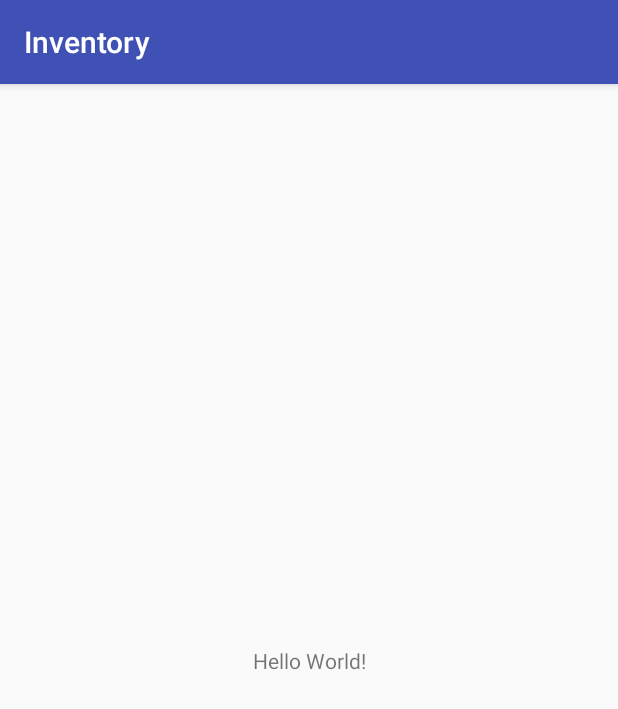
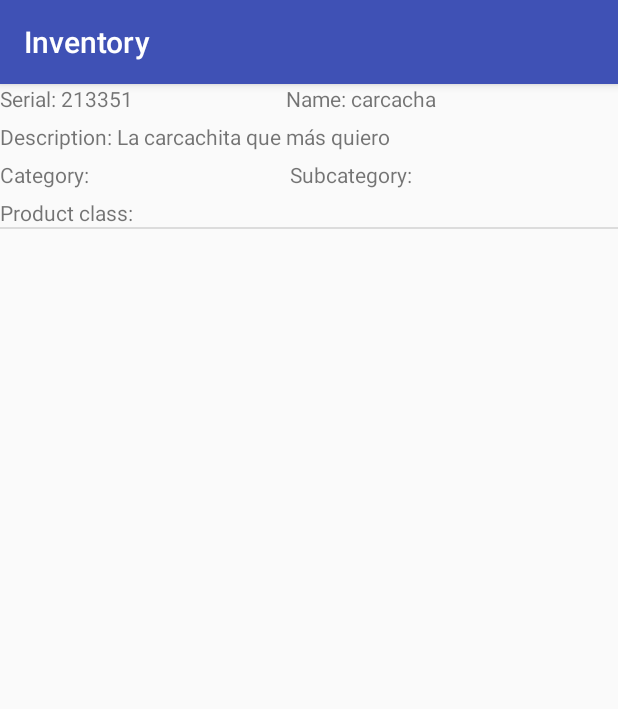
Before and after one commit to jaimejiag/InventoryProvider, an Android app: the screen it shows after launch (MainActivity), on a phone screen of 412 x 824 dp. Shown: the top 709 px of the screen. Run offline under Robolectric (Android 15) with nearby library versions, the phone set to English and light mode, and no system bars; 3 statements that could not run were skipped.

Commit message:
- Set ListView

```diff
--- /dev/null
+++ b/app/src/main/java/com/jaime/inventory/Loaders/LoaderManager.java
@@ -0,0 +1,24 @@
+package com.jaime.inventory.Loaders;
+
+import android.content.Context;
+import android.database.Cursor;
+import android.support.v4.content.CursorLoader;
+
+import com.jaime.inventory.database.DatabaseManager;
+
+/**
+ * Created by usuario on 24/04/17.
+ */
+
+public class LoaderManager extends CursorLoader {
+
+    public LoaderManager(Context context) {
+        super(context);
+    }
+
+
+    @Override
+    public Cursor loadInBackground() {
+        return DatabaseManager.getInstance().getAllProduct();
+    }
+}
--- a/app/src/main/java/com/jaime/inventory/MainActivity.java
+++ b/app/src/main/java/com/jaime/inventory/MainActivity.java
@@ -1,5 +1,6 @@
 package com.jaime.inventory;
 
+import android.support.v4.app.FragmentTransaction;
 import android.support.v7.app.AppCompatActivity;
 import android.os.Bundle;
 
@@ -11,6 +12,10 @@ public class MainActivity extends AppCompatActivity implements ListProductFragme
     protected void onCreate(Bundle savedInstanceState) {
         super.onCreate(savedInstanceState);
         setContentView(R.layout.activity_main);
+
+        FragmentTransaction transaction = getSupportFragmentManager().beginTransaction();
+        ListProductFragment fragment = new ListProductFragment();
+        transaction.replace(R.id.layout_main, fragment).commit();
     }
 
 
--- a/app/src/main/java/com/jaime/inventory/adapters/ProductAdapter.java
+++ b/app/src/main/java/com/jaime/inventory/adapters/ProductAdapter.java
@@ -2,29 +2,62 @@ package com.jaime.inventory.adapters;
 
 import android.content.Context;
 import android.database.Cursor;
-import android.support.v4.content.CursorLoader;
+import android.view.LayoutInflater;
+import android.view.View;
+import android.view.ViewGroup;
+import android.widget.CursorAdapter;
+import android.widget.TextView;
 
-import com.jaime.inventory.database.DatabaseManager;
+import com.jaime.inventory.R;
 
 /**
- * Created by usuario on 24/04/17.
+ * Created by usuario on 27/04/17.
  */
 
-public class ProductAdapter extends CursorLoader {
-    private Context mContext;
+public class ProductAdapter extends CursorAdapter {
 
-
-    public ProductAdapter(Context context) {
-        super(context);
-        mContext = context;
+    public ProductAdapter(Context context, Cursor c) {
+        super(context, c, CursorAdapter.FLAG_REGISTER_CONTENT_OBSERVER);
     }
 
 
     @Override
-    public Cursor loadInBackground() {
-        return DatabaseManager.getInstance(mContext).getAllProduct();
+    public View newView(Context context, Cursor cursor, ViewGroup parent) {
+        LayoutInflater inflater = LayoutInflater.from(context);
+        View rootView = inflater.inflate(R.layout.product_item, parent, false);
+        ProductHolder holder = new ProductHolder();
+
+        holder.txvSerial = (TextView) rootView.findViewById(R.id.txv_serial);
+        holder.txvSortname = (TextView) rootView.findViewById(R.id.txv_sortname);
+        holder.txvDescription = (TextView) rootView.findViewById(R.id.txv_description);
+        holder.txvCategory = (TextView) rootView.findViewById(R.id.txv_category);
+        holder.txvSubcategory = (TextView) rootView.findViewById(R.id.txv_subcategory);
+        holder.txvProductclass = (TextView) rootView.findViewById(R.id.txv_productclass);
+        rootView.setTag(holder);
+
+        return rootView;
     }
 
 
+    @Override
+    public void bindView(View view, Context context, Cursor cursor) {
+        ProductHolder holder = (ProductHolder) view.getTag();
 
+        holder.txvSerial.setText(cursor.getString(1));
+        holder.txvSortname.setText(cursor.getString(2));
+        holder.txvDescription.setText(cursor.getString(3));
+        holder.txvCategory.setText(cursor.getInt(4));
+        holder.txvSubcategory.setText(cursor.getInt(5));
+        holder.txvProductclass.setText(cursor.getInt(6));
+    }
+
+
+    private class ProductHolder {
+        TextView txvSerial;
+        TextView txvSortname;
+        TextView txvDescription;
+        TextView txvCategory;
+        TextView txvSubcategory;
+        TextView txvProductclass;
+    }
 }
--- a/app/src/main/java/com/jaime/inventory/database/DatabaseContract.java
+++ b/app/src/main/java/com/jaime/inventory/database/DatabaseContract.java
@@ -47,6 +47,16 @@ public class DatabaseContract {
 
         public static final String SQL_DELETE_ENTRIES = String.format("DROP TABLE %s", TABLE_NAME);
         public static final String SQL_SELECT_ENTRIES = String.format("SELECT * FROM %s", TABLE_NAME);
+
+        public static final String SQL_INSERT_ENTRIES = String.format("INSERT INTO %s (%s, %s, %s, " +
+                "%s, %s, %s) VALUES ('213351', 'carcacha', 'La carcachita que más quiero', 1, 1, 1)",
+                TABLE_NAME,
+                COLUMN_SERIAL,
+                COLUMN_SORTNAME,
+                COLUMN_DESCRIPTION,
+                COLUMN_CATEGORY,
+                COLUMN_SUBCATEGORY,
+                COLUMN_PRODUCTCLASS);
     }
 
 
--- a/app/src/main/java/com/jaime/inventory/database/DatabaseHelper.java
+++ b/app/src/main/java/com/jaime/inventory/database/DatabaseHelper.java
@@ -1,7 +1,9 @@
 package com.jaime.inventory.database;
 
+import android.database.SQLException;
 import android.database.sqlite.SQLiteDatabase;
 import android.database.sqlite.SQLiteOpenHelper;
+import android.util.Log;
 
 import com.jaime.inventory.InventoryApplication;
 
@@ -38,13 +40,20 @@ public class DatabaseHelper extends SQLiteOpenHelper {
     @Override
     public void onCreate(SQLiteDatabase db) {
         db.beginTransaction();
+        try {
+            db.execSQL(DatabaseContract.ProductEntry.SQL_CREATE_ENTRIES);
+            Log.d("Creation", DatabaseContract.ProductEntry.SQL_CREATE_ENTRIES);
+            db.execSQL(DatabaseContract.CategoryEntry.SQL_CREATE_ENTRIES);
+            db.execSQL(DatabaseContract.SubcategoryEntry.SQL_CREATE_ENTRIES);
+            db.execSQL(DatabaseContract.ProductClassEntry.SQL_CREATE_ENTRIES);
 
-        db.execSQL(DatabaseContract.ProductEntry.SQL_CREATE_ENTRIES);
-        db.execSQL(DatabaseContract.CategoryEntry.SQL_CREATE_ENTRIES);
-        db.execSQL(DatabaseContract.SubcategoryEntry.SQL_CREATE_ENTRIES);
-        db.execSQL(DatabaseContract.ProductClassEntry.SQL_CREATE_ENTRIES);
-
-        db.endTransaction();
+            db.execSQL(DatabaseContract.ProductEntry.SQL_INSERT_ENTRIES);
+            db.setTransactionSuccessful();
+        } catch (Exception e) {
+            Log.d("ERROR", "Mal creación de tablas");
+        } finally {
+            db.endTransaction();
+        }
     }
 
 
--- a/app/src/main/java/com/jaime/inventory/database/DatabaseManager.java
+++ b/app/src/main/java/com/jaime/inventory/database/DatabaseManager.java
@@ -1,7 +1,6 @@
 package com.jaime.inventory.database;
 
-import android.content.ContentValues;
-import android.content.Context;
+
 import android.database.Cursor;
 import android.database.sqlite.SQLiteDatabase;
 
@@ -11,7 +10,6 @@ import android.database.sqlite.SQLiteDatabase;
  */
 
 public class DatabaseManager {
-    private Context mContext;
     private static DatabaseManager mInstance;
 
 
@@ -20,26 +18,11 @@ public class DatabaseManager {
     }
 
 
-    public static DatabaseManager getInstance(Context context) {
+    public static DatabaseManager getInstance() {
         if (mInstance == null)
             mInstance = new DatabaseManager();
 
         return mInstance;
-    }
-
-
-    public void insertProduct() {
-        SQLiteDatabase db = DatabaseHelper.getInstance().getWritableDatabase();
-        ContentValues values = new ContentValues();
-
-        values.put(DatabaseContract.ProductEntry.COLUMN_SERIAL, "1246124");
-        values.put(DatabaseContract.ProductEntry.COLUMN_SORTNAME, "carcacha");
-        values.put(DatabaseContract.ProductEntry.COLUMN_DESCRIPTION, "La carcachita que más quiero");
-        values.put(DatabaseContract.ProductEntry.COLUMN_CATEGORY, "Coche");
-        values.put(DatabaseContract.ProductEntry.COLUMN_SUBCATEGORY, "Cochecito");
-        values.put(DatabaseContract.ProductEntry.COLUMN_PRODUCTCLASS, "Compuesto");
-
-        db.insert(DatabaseContract.ProductEntry.TABLE_NAME, null, values);
     }
 
 
--- a/app/src/main/java/com/jaime/inventory/fragments/ListProductFragment.java
+++ b/app/src/main/java/com/jaime/inventory/fragments/ListProductFragment.java
@@ -8,8 +8,10 @@ import android.view.LayoutInflater;
 import android.view.View;
 import android.view.ViewGroup;
 import android.widget.ListAdapter;
+import android.widget.ListView;
 
 import com.jaime.inventory.R;
+import com.jaime.inventory.Loaders.LoaderManager;
 import com.jaime.inventory.adapters.ProductAdapter;
 import com.jaime.inventory.interfaces.ProductPresenter;
 import com.jaime.inventory.presenter.ProductPresenterImpl;
@@ -17,6 +19,7 @@ import com.jaime.inventory.presenter.ProductPresenterImpl;
 public class ListProductFragment extends ListFragment {
     private ListProductListener mCallBack;
     private ProductPresenter presenter;
+    private LoaderManager mLoader;
     private ProductAdapter mAdapter;
 
 
@@ -46,6 +49,8 @@ public class ListProductFragment extends ListFragment {
     public void onCreate(Bundle savedInstanceState) {
         super.onCreate(savedInstanceState);
         presenter = new ProductPresenterImpl();
+        mLoader = new LoaderManager(getActivity());
+        mAdapter = new ProductAdapter(getActivity(), mLoader.loadInBackground());
 
         //Se guarda el fragment en la pila de llamada.
         setRetainInstance(true);
@@ -64,9 +69,7 @@ public class ListProductFragment extends ListFragment {
     public void onViewCreated(View view, Bundle savedInstanceState) {
         super.onViewCreated(view, savedInstanceState);
 
-        ListAdapter listAdapter = (ListAdapter) mAdapter;
-
         //Se inserta el adapter en este método ya que las vistas están creadas.
-        setListAdapter((ListAdapter) mAdapter);
+        setListAdapter(mAdapter);
     }
 }
--- a/app/src/main/res/layout/activity_main.xml
+++ b/app/src/main/res/layout/activity_main.xml
@@ -4,15 +4,7 @@
     xmlns:tools="http://schemas.android.com/tools"
     android:layout_width="match_parent"
     android:layout_height="match_parent"
-    tools:context="com.jaime.inventory.MainActivity">
-
-    <TextView
-        android:layout_width="wrap_content"
-        android:layout_height="wrap_content"
-        android:text="Hello World!"
-        app:layout_constraintBottom_toBottomOf="parent"
-        app:layout_constraintLeft_toLeftOf="parent"
-        app:layout_constraintRight_toRightOf="parent"
-        app:layout_constraintTop_toTopOf="parent" />
+    tools:context="com.jaime.inventory.MainActivity"
+    android:id="@+id/layout_main">
 
 </android.support.constraint.ConstraintLayout>
--- a/app/src/main/res/layout/fragment_list_product.xml
+++ b/app/src/main/res/layout/fragment_list_product.xml
@@ -4,10 +4,9 @@
     android:layout_height="match_parent"
     tools:context="com.jaime.inventory.fragments.ListProductFragment">
 
-    <!-- TODO: Update blank fragment layout -->
-    <TextView
+    <ListView
         android:layout_width="match_parent"
         android:layout_height="match_parent"
-        android:text="@string/hello_blank_fragment" />
+        android:id="@android:id/list"></ListView>
 
 </FrameLayout>
--- /dev/null
+++ b/app/src/main/res/layout/product_item.xml
@@ -0,0 +1,94 @@
+<?xml version="1.0" encoding="utf-8"?>
+<LinearLayout xmlns:android="http://schemas.android.com/apk/res/android"
+    android:layout_width="match_parent"
+    android:layout_height="match_parent"
+    android:orientation="vertical">
+
+
+    <LinearLayout
+        android:layout_width="match_parent"
+        android:layout_height="wrap_content">
+
+        <TextView
+            android:layout_width="wrap_content"
+            android:layout_height="wrap_content"
+            android:text="Serial: " />
+
+        <TextView
+            android:id="@+id/txv_serial"
+            android:layout_width="150dp"
+            android:layout_height="wrap_content" />
+
+        <TextView
+            android:layout_width="wrap_content"
+            android:layout_height="wrap_content"
+            android:text="Name: " />
+
+        <TextView
+            android:id="@+id/txv_sortname"
+            android:layout_width="wrap_content"
+            android:layout_height="wrap_content" />
+    </LinearLayout>
+
+
+    <LinearLayout
+        android:layout_width="match_parent"
+        android:layout_height="wrap_content"
+        android:layout_marginTop="6dp">
+
+        <TextView
+            android:layout_width="wrap_content"
+            android:layout_height="wrap_content"
+            android:text="Description: "/>
+
+        <TextView
+            android:id="@+id/txv_description"
+            android:layout_width="wrap_content"
+            android:layout_height="wrap_content" />
+    </LinearLayout>
+
+
+    <LinearLayout
+        android:layout_width="match_parent"
+        android:layout_height="wrap_content"
+        android:layout_marginTop="6dp">
+
+        <TextView
+            android:layout_width="wrap_content"
+            android:layout_height="wrap_content"
+            android:text="Category: " />
+
+        <TextView
+            android:id="@+id/txv_category"
+            android:layout_width="130dp"
+            android:layout_height="wrap_content" />
+
+        <TextView
+            android:layout_width="wrap_content"
+            android:layout_height="wrap_content"
+            android:text="Subcategory: " />
+
+        <TextView
+            android:id="@+id/txv_subcategory"
+            android:layout_width="wrap_content"
+            android:layout_height="wrap_content" />
+    </LinearLayout>
+
+
+    <LinearLayout
+        android:layout_width="match_parent"
+        android:layout_height="wrap_content"
+        android:layout_marginTop="6dp">
+
+        <TextView
+            android:layout_width="wrap_content"
+            android:layout_height="wrap_content"
+            android:text="Product class: "/>
+
+        <TextView
+            android:id="@+id/txv_productclass"
+            android:layout_width="wrap_content"
+            android:layout_height="wrap_content" />
+    </LinearLayout>
+
+</LinearLayout>
```
Also changed, not shown: 1 other file.
